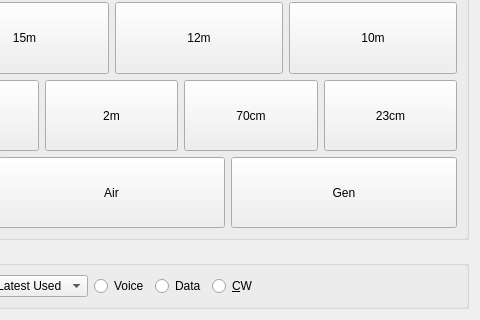
adecarolis/wfweb, file bandbuttons.ui: the form before one commit; both pictures show x 257 to 737 and y 192 to 512 of the 737 by 512 pixel window.
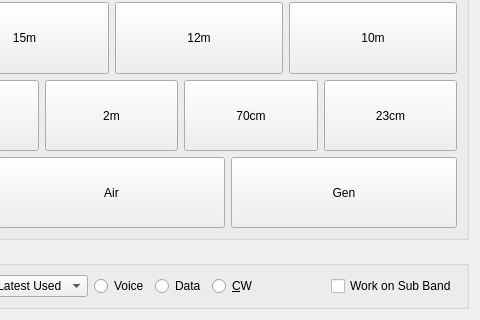
The form after the commit.

```diff
--- a/bandbuttons.ui
+++ b/bandbuttons.ui
@@ -571,6 +571,13 @@
         </property>
        </spacer>
       </item>
+      <item>
+       <widget class="QCheckBox" name="SubBandCheck">
+        <property name="text">
+         <string>Work on Sub Band</string>
+        </property>
+       </widget>
+      </item>
      </layout>
     </widget>
    </item>
```
